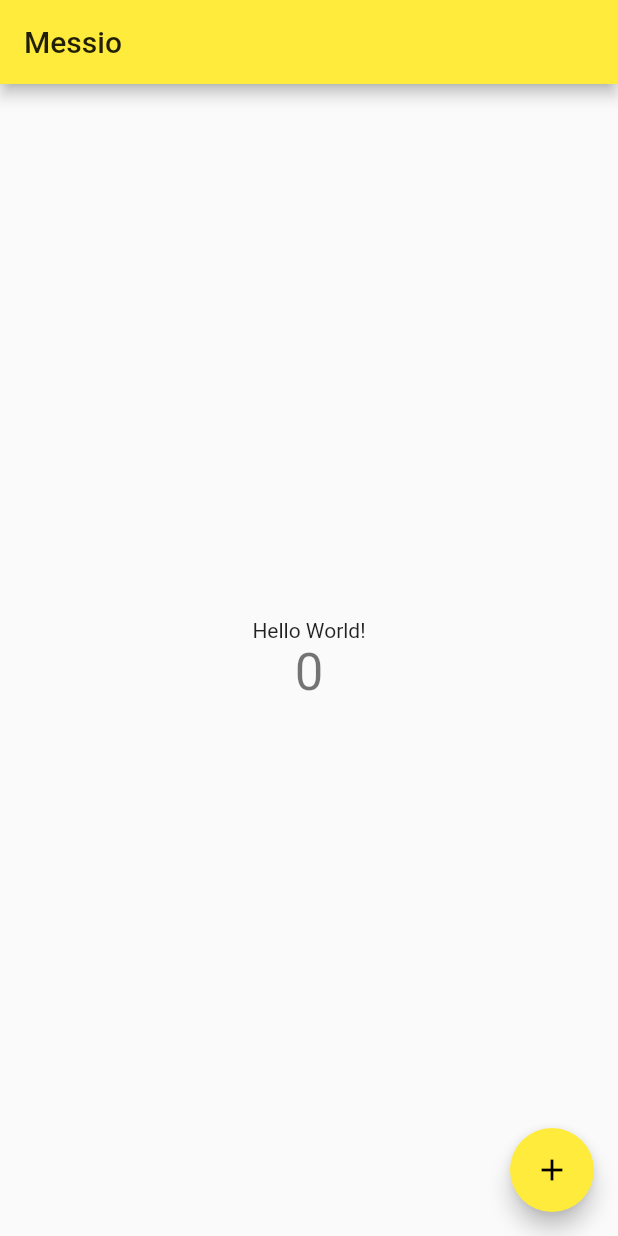
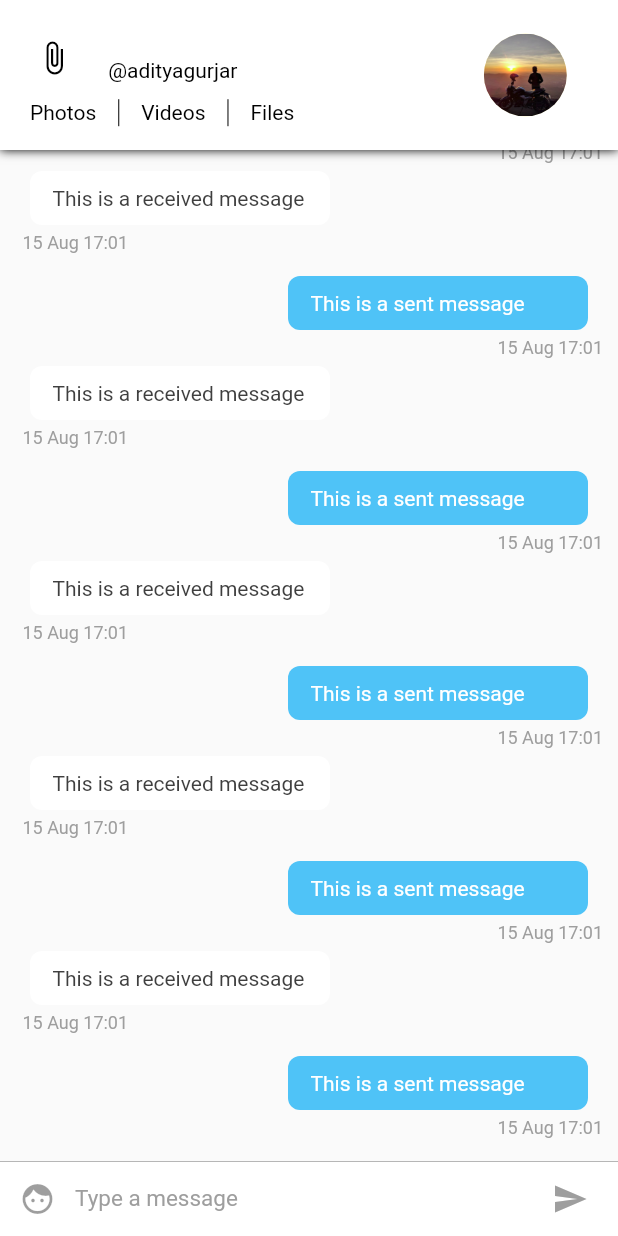
Before and after one commit to guillermolopez3/chat, a Flutter app: the screen it shows after launch, on a phone screen of 412 x 824 dp. Run offline on Flutter 3.47's test engine with Material 2 defaults, Android fonts, the phone set to English and light mode, and no system bars.

Commit message:
diseño del chat listo

```diff
--- /dev/null
+++ b/lib/config/assets.dart
@@ -0,0 +1,3 @@
+class Assets{
+  static const String user = 'assets/user.png';
+}
--- /dev/null
+++ b/lib/config/palette.dart
@@ -0,0 +1,22 @@
+import 'package:flutter/material.dart';
+
+class Palette{
+  static Color primaryColor = Colors.white;
+  static Color accentColor =  Color(0xff4fc3f7);
+  static Color gradientStartColor = accentColor;
+  static Color gradientEndColor = Color(0xff6aa8fd);
+  static Color secondaryColor = Colors.black;
+  static Color primaryTextColor = Colors.black;
+  static Color primaryTextColorLight = Colors.white;
+  static Color secondaryTextColor = Colors.black87;
+  static Color secondaryTextColorLight = Colors.white70;
+  static Color hintTextColor = Colors.black54;
+  static Color hintTextColorLight = Colors.white70;
+  static Color primaryBackgroundColor = Colors.white;
+  static Color selfMessageBackgroundColor = Color(0xff4fc3f7);
+  static Color otherMessageBackgroundColor = Colors.white;
+  static Color selfMessageColor = Colors.white;
+  static Color otherMessageColor = Color(0xff3f3f3f);
+  static Color greyColor = Colors.grey;
+  static Color chatBackgroundColor = Color(0xfffafafa)  ;
+}
--- a/lib/main.dart
+++ b/lib/main.dart
@@ -1,3 +1,4 @@
+import 'package:chat/pages/conversationPageList.dart';
 import 'package:flutter/material.dart';
 
 void main() => runApp(MyApp());
@@ -6,11 +7,12 @@ class MyApp extends StatelessWidget {
   @override
   Widget build(BuildContext context) {
     return MaterialApp(
+      debugShowCheckedModeBanner: false,
       title: 'Messio',
       theme: ThemeData(
         primarySwatch: Colors.yellow,
       ),
-      home: MyHomePage(title: 'Messio'),
+      home:ConversationPageList(),
     );
   }
 }
--- /dev/null
+++ b/lib/pages/conversationPage.dart
@@ -0,0 +1,30 @@
+import 'package:chat/widgets/chatListWidget.dart';
+import 'package:chat/widgets/inputWidget.dart';
+import 'package:flutter/material.dart';
+import '../widgets/chatAppBar.dart';
+
+class ConversationPage extends StatefulWidget {
+  @override
+  _ConversationPageState createState() => _ConversationPageState();
+}
+
+class _ConversationPageState extends State<ConversationPage> {
+  @override
+  Widget build(BuildContext context) {
+    return SafeArea(
+      child: Scaffold(
+        appBar: ChatAppBar(),
+        body: Stack(
+          children: <Widget>[
+            Column(
+              children: <Widget>[
+                ChatListWidget(),
+                InputWidget()
+              ],
+            )
+          ],
+        ),
+      ),
+    );
+  }
+}
--- /dev/null
+++ b/lib/pages/conversationPageList.dart
@@ -0,0 +1,22 @@
+import 'package:chat/pages/conversationPage.dart';
+import 'package:flutter/material.dart';
+
+//Contiene el pageView
+
+class ConversationPageList extends StatefulWidget {
+  @override
+  _ConversationPageListState createState() => _ConversationPageListState();
+}
+
+class _ConversationPageListState extends State<ConversationPageList> {
+  @override
+  Widget build(BuildContext context) {
+    return PageView(
+      children: <Widget>[
+        ConversationPage(),
+        ConversationPage(),
+        ConversationPage(),
+      ],
+    );
+  }
+}
--- /dev/null
+++ b/lib/widgets/chatAppBar.dart
@@ -0,0 +1,115 @@
+import 'package:chat/config/assets.dart';
+import 'package:chat/config/palette.dart';
+import 'package:flutter/material.dart';
+
+/*
+* PreferredSize... se usa para que este widget se use como appbar
+ */
+class ChatAppBar extends StatelessWidget implements PreferredSizeWidget {
+  final double height = 100;
+  @override
+  Widget build(BuildContext context) {
+    var textHeading = TextStyle(
+        color: Palette.primaryColor,
+        fontSize: 20); //Estilo para el Nombre de usuario
+    var textStyle =
+        TextStyle(color: Palette.secondaryColor); //estilo para el resto
+
+    double width = MediaQuery.of(context).size.width;
+
+    return Material(
+        child: Container(
+            decoration: new BoxDecoration(boxShadow: [
+              //adds a shadow to the appbar
+              BoxShadow(
+                color: Colors.black,
+                blurRadius: 5.0,
+              )
+            ]),
+            child: Container(
+                color: Palette.primaryBackgroundColor,
+                child: Row(children: <Widget>[
+                  Expanded(
+                      //we're dividing the appbar into 7 : 3 ratio. 7 is for content and 3 is for the display picture.
+                      flex: 7,
+                      child: Center(
+                          child: Column(
+                        mainAxisSize: MainAxisSize.min,
+                        children: <Widget>[
+                          Container(
+                              height: 70 - (width * .06),
+                              child: Row(
+                                crossAxisAlignment: CrossAxisAlignment.start,
+                                children: <Widget>[
+                                  Expanded(
+                                      flex: 2,
+                                      child: Center(
+                                          child: Icon(
+                                        Icons.attach_file,
+                                        color: Palette.secondaryColor,
+                                      ))),
+                                  Expanded(
+                                      flex: 6,
+                                      child: Container(
+                                          child: Column(
+                                        crossAxisAlignment:
+                                            CrossAxisAlignment.start,
+                                        mainAxisAlignment:
+                                            MainAxisAlignment.center,
+                                        mainAxisSize: MainAxisSize.min,
+                                        children: <Widget>[
+                                          Text('Aditya Gurjar',
+                                              style: textHeading),
+                                          Text('@adityagurjar',
+                                              style: textStyle)
+                                        ],
+                                      ))),
+                                ],
+                              )),
+                          //second row containing the buttons for media
+                          Container(
+                              height: 23,
+                              padding: EdgeInsets.fromLTRB(20, 5, 5, 0),
+                              child: Row(
+                                mainAxisAlignment: MainAxisAlignment.start,
+                                crossAxisAlignment: CrossAxisAlignment.center,
+                                children: <Widget>[
+                                  Text(
+                                    'Photos',
+                                    style: textStyle,
+                                  ),
+                                  VerticalDivider(
+                                    width: 30,
+                                    color: Palette.primaryTextColor,
+                                  ),
+                                  Text(
+                                    'Videos',
+                                    style: textStyle,
+                                  ),
+                                  VerticalDivider(
+                                    width: 30,
+                                    color: Palette.primaryTextColor,
+                                  ),
+                                  Text('Files', style: textStyle)
+                                ],
+                              )),
+                        ],
+                      ))),
+                  //This is the display picture
+                  Expanded(
+                      flex: 3,
+                      child: Container(
+                          child: Center(
+                              child: CircleAvatar(
+                        radius: (80 - (width * .06)) / 2,
+                        backgroundImage: Image.asset(
+                          Assets.user,
+                        ).image,
+                      )))),
+                ]))));
+  }
+
+  @override
+  // TODO: implement preferredSize
+  Size get preferredSize => Size.fromHeight(height);
+}
--- /dev/null
+++ b/lib/widgets/chatItemWidget.dart
@@ -0,0 +1,87 @@
+import 'package:chat/config/palette.dart';
+import 'package:flutter/material.dart';
+import 'package:intl/intl.dart';
+
+class ChatItemWidget extends StatelessWidget {
+  var index;
+
+  ChatItemWidget(this.index);
+
+  @override
+  Widget build(BuildContext context) {
+    if (index % 2 == 0) {
+      //This is the sent message. We'll later use data from firebase instead of index to determine the message is sent or received.
+      return Container(
+          child: Column(children: <Widget>[
+        Row(
+          children: <Widget>[
+            Container(
+              child: Text(
+                'This is a sent message',
+                style: TextStyle(color: Palette.selfMessageColor),
+              ),
+              padding: EdgeInsets.fromLTRB(15.0, 10.0, 15.0, 10.0),
+              width: 200.0,
+              decoration: BoxDecoration(
+                  color: Palette.selfMessageBackgroundColor,
+                  borderRadius: BorderRadius.circular(8.0)),
+              margin: EdgeInsets.only(right: 10.0),
+            )
+          ],
+          mainAxisAlignment:
+              MainAxisAlignment.end, // aligns the chatitem to right end
+        ),
+        Row(mainAxisAlignment: MainAxisAlignment.end, children: <Widget>[
+          Container(
+            child: Text(
+              DateFormat('dd MMM kk:mm')
+                  .format(DateTime.fromMillisecondsSinceEpoch(1565888474278)),
+              style: TextStyle(
+                  color: Palette.greyColor,
+                  fontSize: 12.0,
+                  fontStyle: FontStyle.normal),
+            ),
+            margin: EdgeInsets.only(left: 5.0, top: 5.0, bottom: 5.0),
+          )
+        ])
+      ]));
+    } else {
+      // This is a received message
+      return Container(
+        child: Column(
+          children: <Widget>[
+            Row(
+              children: <Widget>[
+                Container(
+                  child: Text(
+                    'This is a received message',
+                    style: TextStyle(color: Palette.otherMessageColor),
+                  ),
+                  padding: EdgeInsets.fromLTRB(15.0, 10.0, 15.0, 10.0),
+                  width: 200.0,
+                  decoration: BoxDecoration(
+                      color: Palette.otherMessageBackgroundColor,
+                      borderRadius: BorderRadius.circular(8.0)),
+                  margin: EdgeInsets.only(left: 10.0),
+                )
+              ],
+            ),
+            Container(
+              child: Text(
+                DateFormat('dd MMM kk:mm')
+                    .format(DateTime.fromMillisecondsSinceEpoch(1565888474278)),
+                style: TextStyle(
+                    color: Palette.greyColor,
+                    fontSize: 12.0,
+                    fontStyle: FontStyle.normal),
+              ),
+              margin: EdgeInsets.only(left: 5.0, top: 5.0, bottom: 5.0),
+            )
+          ],
+          crossAxisAlignment: CrossAxisAlignment.start,
+        ),
+        margin: EdgeInsets.only(bottom: 10.0),
+      );
+    }
+  }
+}
--- /dev/null
+++ b/lib/widgets/chatListWidget.dart
@@ -0,0 +1,17 @@
+import 'package:chat/widgets/chatItemWidget.dart';
+import 'package:flutter/material.dart';
+
+class ChatListWidget extends StatelessWidget {
+  @override
+  Widget build(BuildContext context) {
+    final ScrollController listScrollController = new ScrollController();
+    return Flexible(
+        child: ListView.builder(
+      padding: EdgeInsets.all(10.0),
+      itemBuilder: (context, index) => ChatItemWidget(index),
+      itemCount: 20,
+      reverse: true,
+      controller: listScrollController,
+    ));
+  }
+}
--- /dev/null
+++ b/lib/widgets/inputWidget.dart
@@ -0,0 +1,60 @@
+import 'package:chat/config/palette.dart';
+import 'package:flutter/material.dart';
+
+class InputWidget extends StatelessWidget {
+  final TextEditingController textEditingController =
+      new TextEditingController();
+  @override
+  Widget build(BuildContext context) {
+    return Container(
+      child: Row(
+        children: <Widget>[
+          Material(
+            child: new Container(
+              margin: new EdgeInsets.symmetric(horizontal: 1.0),
+              child: new IconButton(
+                icon: new Icon(Icons.face),
+                color: Palette.primaryColor,
+              ),
+            ),
+            color: Colors.white,
+          ),
+
+          // Text input
+          Flexible(
+            child: Container(
+              child: TextField(
+                style:
+                    TextStyle(color: Palette.primaryTextColor, fontSize: 15.0),
+                controller: textEditingController,
+                decoration: InputDecoration.collapsed(
+                  hintText: 'Type a message',
+                  hintStyle: TextStyle(color: Palette.greyColor),
+                ),
+              ),
+            ),
+          ),
+
+          // Send Message Button
+          Material(
+            child: new Container(
+              margin: new EdgeInsets.symmetric(horizontal: 8.0),
+              child: new IconButton(
+                icon: new Icon(Icons.send, color: Palette.greyColor,),
+                onPressed: () => {},
+                color: Palette.primaryColor,
+              ),
+            ),
+            color: Colors.white,
+          ),
+        ],
+      ),
+      width: double.infinity,
+      height: 50.0,
+      decoration: new BoxDecoration(
+          border: new Border(
+              top: new BorderSide(color: Palette.greyColor, width: 0.5)),
+          color: Colors.white),
+    );
+  }
+}
--- a/pubspec.yaml
+++ b/pubspec.yaml
@@ -19,6 +19,7 @@ dependencies:
   # The following adds the Cupertino Icons font to your application.
   # Use with the CupertinoIcons class for iOS style icons.
   cupertino_icons: ^0.1.2
+  intl: ^0.16.0
 
 dev_dependencies:
   flutter_test:
@@ -37,8 +38,8 @@ flutter:
   uses-material-design: true
 
   # To add assets to your application, add an assets section, like this:
-  # assets:
-  #  - images/a_dot_burr.jpeg
+  assets:
+    - assets/user.png
   #  - images/a_dot_ham.jpeg
 
   # An image asset can refer to one or more resolution-specific "variants", see
```
Also changed, not shown: assets/user.png (added).
